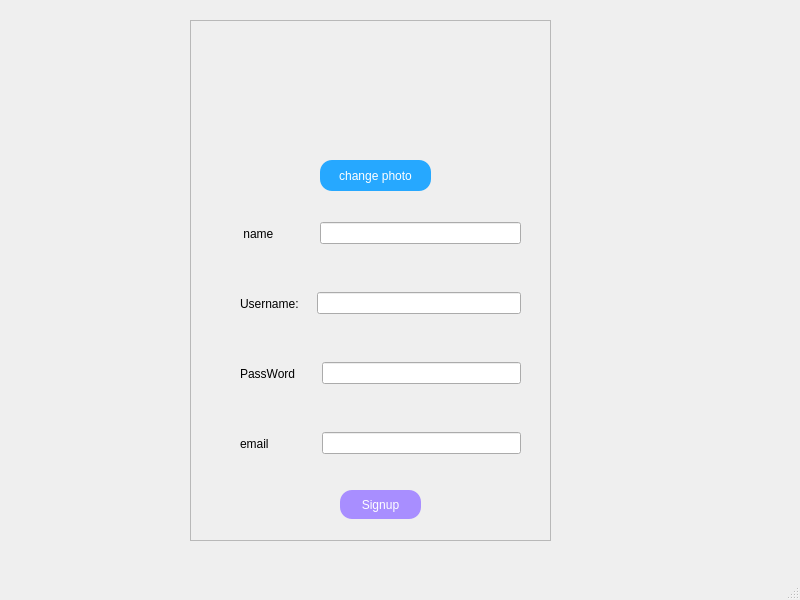
The window that client/signupform.ui (mohammadmolavi/Local-messenger) describes before a commit, drawn with Qt 5.
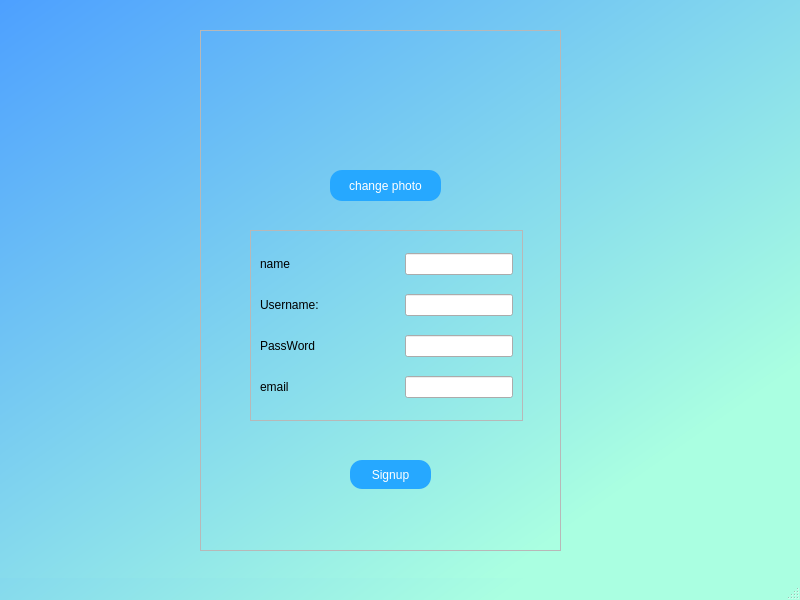
The same window after the commit. Icons and pictures are not drawn.

```diff
--- a/client/signupform.ui
+++ b/client/signupform.ui
@@ -13,12 +13,22 @@
   <property name="windowTitle">
    <string>MainWindow</string>
   </property>
+  <property name="styleSheet">
+   <string notr="true">QMainWindow#signupform{
+background-color: qlineargradient(spread:pad, x1:0.804, y1:0.823182, x2:0, y2:0, stop:0 rgba(170, 255, 225, 255), stop:1 rgba(77, 160, 255, 255));
+}</string>
+  </property>
   <widget class="QWidget" name="centralwidget">
+   <property name="styleSheet">
+    <string notr="true">QWidget#centralwidget{
+background-color: qlineargradient(spread:pad, x1:0.804, y1:0.823182, x2:0, y2:0, stop:0 rgba(170, 255, 225, 255), stop:1 rgba(77, 160, 255, 255));
+}</string>
+   </property>
    <widget class="QFrame" name="frame">
     <property name="geometry">
      <rect>
-      <x>190</x>
-      <y>20</y>
+      <x>200</x>
+      <y>30</y>
       <width>361</width>
       <height>521</height>
      </rect>
@@ -29,82 +39,6 @@
     <property name="frameShadow">
      <enum>QFrame::Raised</enum>
     </property>
-    <widget class="QWidget" name="layoutWidget">
-     <property name="geometry">
-      <rect>
-       <x>50</x>
-       <y>340</y>
-       <width>281</width>
-       <height>27</height>
-      </rect>
-     </property>
-     <layout class="QHBoxLayout" name="horizontalLayout_2">
-      <item>
-       <widget class="QLabel" name="label_3">
-        <property name="text">
-         <string>PassWord</string>
-        </property>
-       </widget>
-      </item>
-      <item>
-       <spacer name="horizontalSpacer_3">
-        <property name="orientation">
-         <enum>Qt::Horizontal</enum>
-        </property>
-        <property name="sizeType">
-         <enum>QSizePolicy::Fixed</enum>
-        </property>
-        <property name="sizeHint" stdset="0">
-         <size>
-          <width>20</width>
-          <height>20</height>
-         </size>
-        </property>
-       </spacer>
-      </item>
-      <item>
-       <widget class="QLineEdit" name="passworde"/>
-      </item>
-     </layout>
-    </widget>
-    <widget class="QWidget" name="layoutWidget_3">
-     <property name="geometry">
-      <rect>
-       <x>50</x>
-       <y>410</y>
-       <width>281</width>
-       <height>27</height>
-      </rect>
-     </property>
-     <layout class="QHBoxLayout" name="horizontalLayout_4">
-      <item>
-       <widget class="QLabel" name="label_5">
-        <property name="text">
-         <string>email</string>
-        </property>
-       </widget>
-      </item>
-      <item>
-       <spacer name="horizontalSpacer_4">
-        <property name="orientation">
-         <enum>Qt::Horizontal</enum>
-        </property>
-        <property name="sizeType">
-         <enum>QSizePolicy::Fixed</enum>
-        </property>
-        <property name="sizeHint" stdset="0">
-         <size>
-          <width>47</width>
-          <height>20</height>
-         </size>
-        </property>
-       </spacer>
-      </item>
-      <item>
-       <widget class="QLineEdit" name="email"/>
-      </item>
-     </layout>
-    </widget>
     <widget class="QLabel" name="activeprofile">
      <property name="geometry">
       <rect>
@@ -121,82 +55,6 @@
       <string/>
      </property>
     </widget>
-    <widget class="QWidget" name="layoutWidget_2">
-     <property name="geometry">
-      <rect>
-       <x>50</x>
-       <y>270</y>
-       <width>281</width>
-       <height>27</height>
-      </rect>
-     </property>
-     <layout class="QHBoxLayout" name="horizontalLayout_3">
-      <item>
-       <widget class="QLabel" name="label_4">
-        <property name="text">
-         <string>Username:</string>
-        </property>
-       </widget>
-      </item>
-      <item>
-       <spacer name="horizontalSpacer_2">
-        <property name="orientation">
-         <enum>Qt::Horizontal</enum>
-        </property>
-        <property name="sizeType">
-         <enum>QSizePolicy::Fixed</enum>
-        </property>
-        <property name="sizeHint" stdset="0">
-         <size>
-          <width>12</width>
-          <height>20</height>
-         </size>
-        </property>
-       </spacer>
-      </item>
-      <item>
-       <widget class="QLineEdit" name="username"/>
-      </item>
-     </layout>
-    </widget>
-    <widget class="QWidget" name="">
-     <property name="geometry">
-      <rect>
-       <x>50</x>
-       <y>200</y>
-       <width>281</width>
-       <height>27</height>
-      </rect>
-     </property>
-     <layout class="QHBoxLayout" name="horizontalLayout">
-      <item>
-       <widget class="QLabel" name="label_2">
-        <property name="text">
-         <string> name</string>
-        </property>
-       </widget>
-      </item>
-      <item>
-       <spacer name="horizontalSpacer">
-        <property name="orientation">
-         <enum>Qt::Horizontal</enum>
-        </property>
-        <property name="sizeType">
-         <enum>QSizePolicy::Fixed</enum>
-        </property>
-        <property name="sizeHint" stdset="0">
-         <size>
-          <width>40</width>
-          <height>20</height>
-         </size>
-        </property>
-       </spacer>
-      </item>
-      <item>
-       <widget class="QLineEdit" name="name"/>
-      </item>
-     </layout>
-    </widget>
     <widget class="QPushButton" name="pushButton">
      <property name="geometry">
       <rect>
@@ -234,7 +92,7 @@
      <property name="geometry">
       <rect>
        <x>150</x>
-       <y>470</y>
+       <y>430</y>
        <width>81</width>
        <height>29</height>
       </rect>
@@ -243,7 +101,7 @@
       <string notr="true">QPushButton 
 {
 border-radius: 12px;
-background-color: rgb(168, 142, 255);
+background-color:#26a8ff;
 font: 700 9pt &quot;Helvetica Now Display&quot;;
 color: white;
 }
@@ -263,6 +121,120 @@
       <string>Signup</string>
      </property>
     </widget>
+    <widget class="QFrame" name="frame_2">
+     <property name="geometry">
+      <rect>
+       <x>50</x>
+       <y>200</y>
+       <width>273</width>
+       <height>191</height>
+      </rect>
+     </property>
+     <property name="frameShape">
+      <enum>QFrame::StyledPanel</enum>
+     </property>
+     <property name="frameShadow">
+      <enum>QFrame::Raised</enum>
+     </property>
+     <layout class="QVBoxLayout" name="verticalLayout">
+      <item>
+       <layout class="QHBoxLayout" name="horizontalLayout">
+        <item>
+         <widget class="QLabel" name="label_2">
+          <property name="styleSheet">
+           <string notr="true">font: 700 10pt &quot;Helvetica Now Display&quot;;</string>
+          </property>
+          <property name="text">
+           <string>name</string>
+          </property>
+         </widget>
+        </item>
+        <item>
+         <widget class="QLineEdit" name="name">
+          <property name="sizePolicy">
+           <sizepolicy hsizetype="Fixed" vsizetype="Fixed">
+            <horstretch>0</horstretch>
+            <verstretch>0</verstretch>
+           </sizepolicy>
+          </property>
+         </widget>
+        </item>
+       </layout>
+      </item>
+      <item>
+       <layout class="QHBoxLayout" name="horizontalLayout_3">
+        <item>
+         <widget class="QLabel" name="label_4">
+          <property name="styleSheet">
+           <string notr="true">font: 700 10pt &quot;Helvetica Now Display&quot;;</string>
+          </property>
+          <property name="text">
+           <string>Username:</string>
+          </property>
+         </widget>
+        </item>
+        <item>
+         <widget class="QLineEdit" name="username">
+          <property name="sizePolicy">
+           <sizepolicy hsizetype="Fixed" vsizetype="Fixed">
+            <horstretch>0</horstretch>
+            <verstretch>0</verstretch>
+           </sizepolicy>
+          </property>
+         </widget>
+        </item>
+       </layout>
+      </item>
+      <item>
+       <layout class="QHBoxLayout" name="horizontalLayout_2">
+        <item>
+         <widget class="QLabel" name="label_3">
+          <property name="styleSheet">
+           <string notr="true">font: 700 10pt &quot;Helvetica Now Display&quot;;</string>
+          </property>
+          <property name="text">
+           <string>PassWord</string>
+          </property>
+         </widget>
+        </item>
+        <item>
+         <widget class="QLineEdit" name="passworde">
+          <property name="sizePolicy">
+           <sizepolicy hsizetype="Fixed" vsizetype="Fixed">
+            <horstretch>0</horstretch>
+            <verstretch>0</verstretch>
+           </sizepolicy>
+          </property>
+         </widget>
+        </item>
+       </layout>
+      </item>
+      <item>
+       <layout class="QHBoxLayout" name="horizontalLayout_4">
+        <item>
+         <widget class="QLabel" name="label_5">
+          <property name="styleSheet">
+           <string notr="true">font: 700 10pt &quot;Helvetica Now Display&quot;;</string>
+          </property>
+          <property name="text">
+           <string>email</string>
+          </property>
+         </widget>
+        </item>
+        <item>
+         <widget class="QLineEdit" name="email">
+          <property name="sizePolicy">
+           <sizepolicy hsizetype="Fixed" vsizetype="Fixed">
+            <horstretch>0</horstretch>
+            <verstretch>0</verstretch>
+           </sizepolicy>
+          </property>
+         </widget>
+        </item>
+       </layout>
+      </item>
+     </layout>
+    </widget>
    </widget>
   </widget>
   <widget class="QMenuBar" name="menubar">
```
